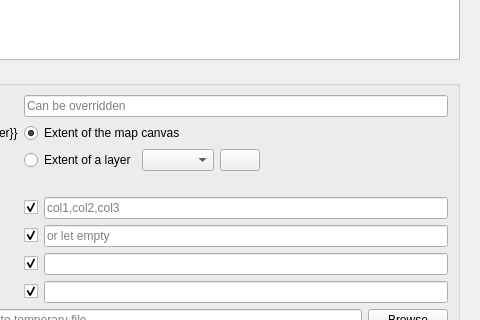
3liz/QuickOSM, file ui/query.ui: the form before one commit; both pictures show x 123 to 603 and y 182 to 502 of the 603 by 871 pixel window.
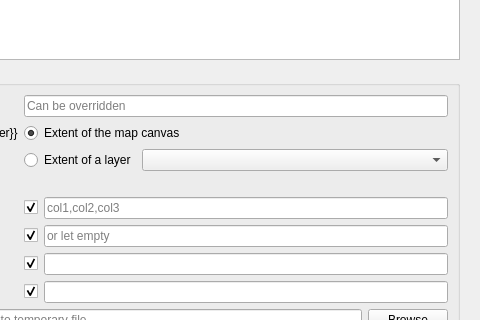
The form after the commit. Icons and pictures are not drawn. Custom widgets are drawn as their Qt base class.

What changed in the file:
```diff
--- a/ui/query.ui
+++ b/ui/query.ui
@@ -263,16 +263,12 @@
                </widget>
               </item>
               <item>
-               <widget class="QComboBox" name="comboBox_extentLayer"/>
-              </item>
-              <item>
-               <widget class="QPushButton" name="pushButton_refreshLayers">
-                <property name="text">
-                 <string/>
-                </property>
-                <property name="icon">
-                 <iconset resource="../resources.qrc">
-                  <normaloff>:/plugins/QuickOSM/resources/refresh.png</normaloff>:/plugins/QuickOSM/resources/refresh.png</iconset>
+               <widget class="QgsMapLayerComboBox" name="comboBox_extentLayer">
+                <property name="sizePolicy">
+                 <sizepolicy hsizetype="Expanding" vsizetype="Fixed">
+                  <horstretch>0</horstretch>
+                  <verstretch>0</verstretch>
+                 </sizepolicy>
                 </property>
                </widget>
               </item>
@@ -424,6 +420,11 @@
    <header>qgscollapsiblegroupbox.h</header>
    <container>1</container>
   </customwidget>
+  <customwidget>
+   <class>QgsMapLayerComboBox</class>
+   <extends>QComboBox</extends>
+   <header>qgsmaplayercombobox.h</header>
+  </customwidget>
  </customwidgets>
  <resources>
   <include location="../resources.qrc"/>
```
